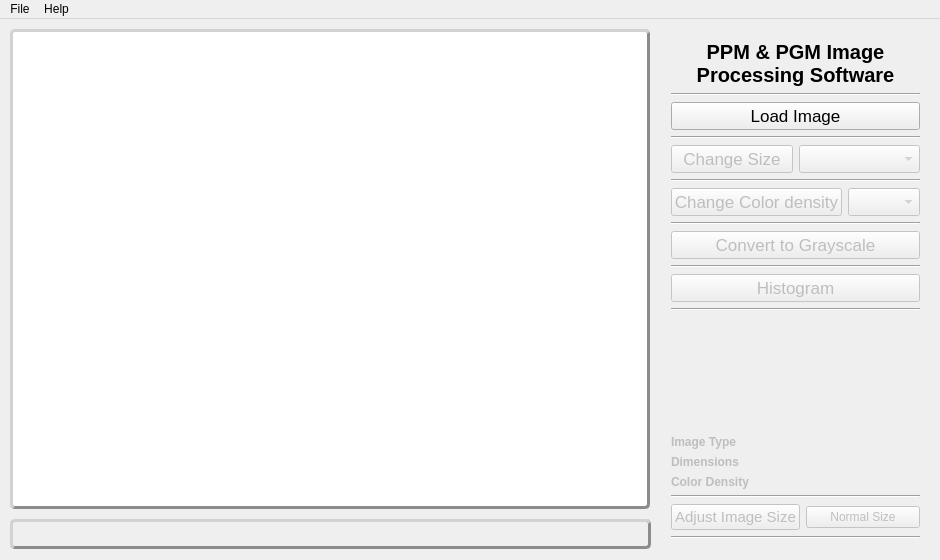
Above: GUI/mainwindow.ui from JianchengZh/learning-image-processing before the change. Below: the same form after it.
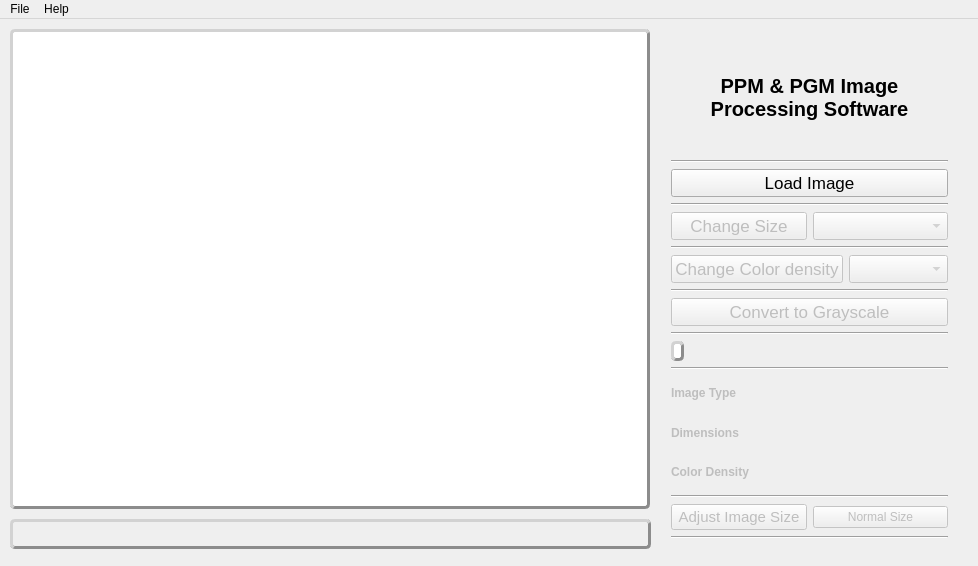
That is the form after the change.

Patch:
```diff
--- a/GUI/mainwindow.ui
+++ b/GUI/mainwindow.ui
@@ -6,8 +6,8 @@
    <rect>
     <x>0</x>
     <y>0</y>
-    <width>940</width>
-    <height>560</height>
+    <width>978</width>
+    <height>566</height>
    </rect>
   </property>
   <property name="sizePolicy">
@@ -40,7 +40,7 @@
      <rect>
       <x>660</x>
       <y>10</y>
-      <width>271</width>
+      <width>299</width>
       <height>521</height>
      </rect>
     </property>
@@ -299,17 +299,31 @@
       </widget>
      </item>
      <item>
-      <widget class="QPushButton" name="pButton_Histogram">
-       <property name="enabled">
-        <bool>false</bool>
+      <widget class="QLabel" name="label_Histogram">
+       <property name="sizePolicy">
+        <sizepolicy hsizetype="Fixed" vsizetype="Fixed">
+         <horstretch>29</horstretch>
+         <verstretch>0</verstretch>
+        </sizepolicy>
        </property>
-       <property name="font">
-        <font>
-         <pointsize>13</pointsize>
-        </font>
+       <property name="minimumSize">
+        <size>
+         <width>0</width>
+         <height>0</height>
+        </size>
+       </property>
+       <property name="styleSheet">
+        <string notr="true">border-style: outset;
+border-width: 3px;
+border-color: rgb(140, 140, 140);
+border-radius: 5px;
+background-color: rgb(255, 255, 255);</string>
        </property>
        <property name="text">
-        <string>Histogram</string>
+        <string/>
+       </property>
+       <property name="alignment">
+        <set>Qt::AlignCenter</set>
        </property>
       </widget>
      </item>
@@ -320,19 +334,6 @@
        </property>
       </widget>
      </item>
-     <item>
-      <spacer name="verticalSpacer">
-       <property name="orientation">
-        <enum>Qt::Vertical</enum>
-       </property>
-       <property name="sizeHint" stdset="0">
-        <size>
-         <width>20</width>
-         <height>40</height>
-        </size>
-       </property>
-      </spacer>
-     </item>
      <item>
       <layout class="QGridLayout" name="gridLayout_2">
        <item row="0" column="0">
@@ -561,7 +562,7 @@
     <rect>
      <x>0</x>
      <y>0</y>
-     <width>940</width>
+     <width>978</width>
      <height>25</height>
     </rect>
    </property>
```
